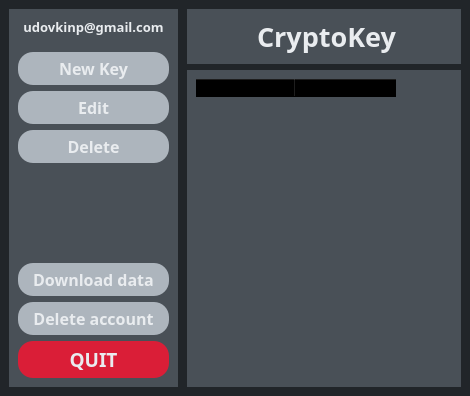
First picture: the form in ui_resources/main_window.ui, repository PashtetDev/CryptoKey, before the edit.
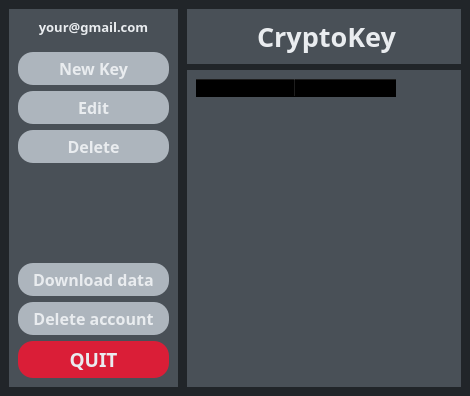
Second picture: the form after the edit.

What changed in the file:
```diff
--- a/ui_resources/main_window.ui
+++ b/ui_resources/main_window.ui
@@ -147,7 +147,7 @@
           </font>
          </property>
          <property name="text">
-          <string>udovkinp@gmail.com</string>
+          <string>your@gmail.com</string>
          </property>
          <property name="alignment">
           <set>Qt::AlignCenter</set>
```
